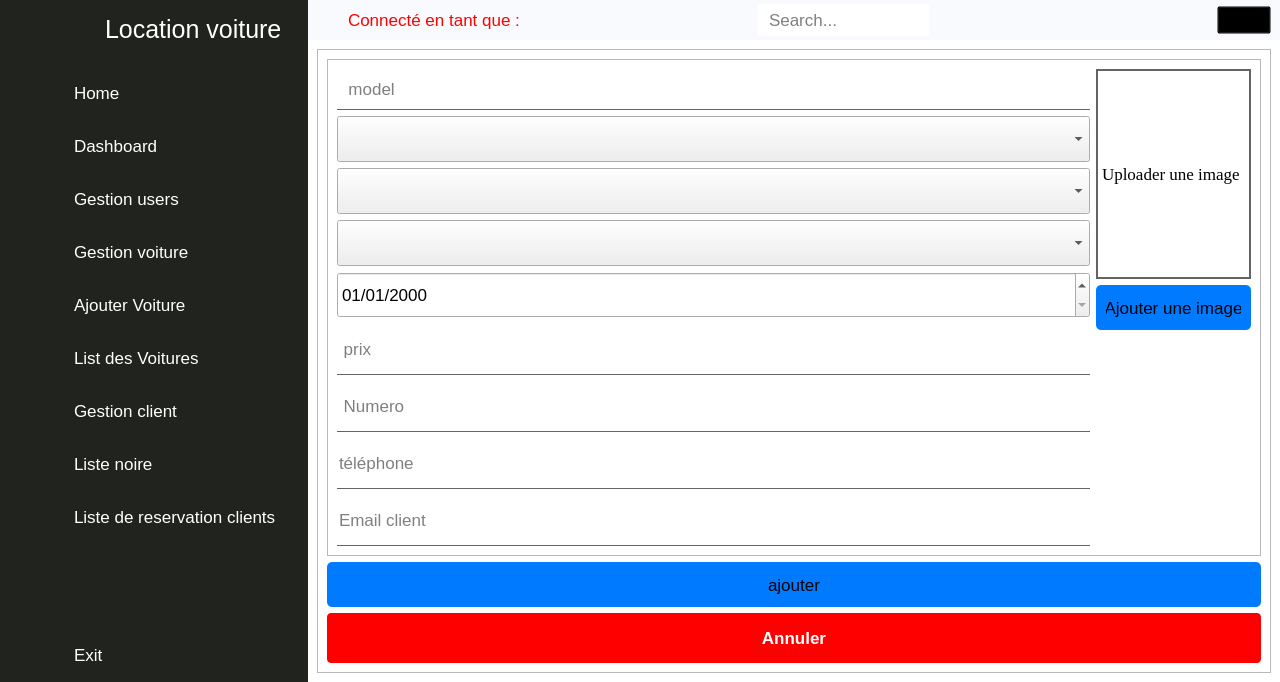
Old version of the form main_ui.ui in the repository walidhabbach/Car-Rental-Desktop-app.
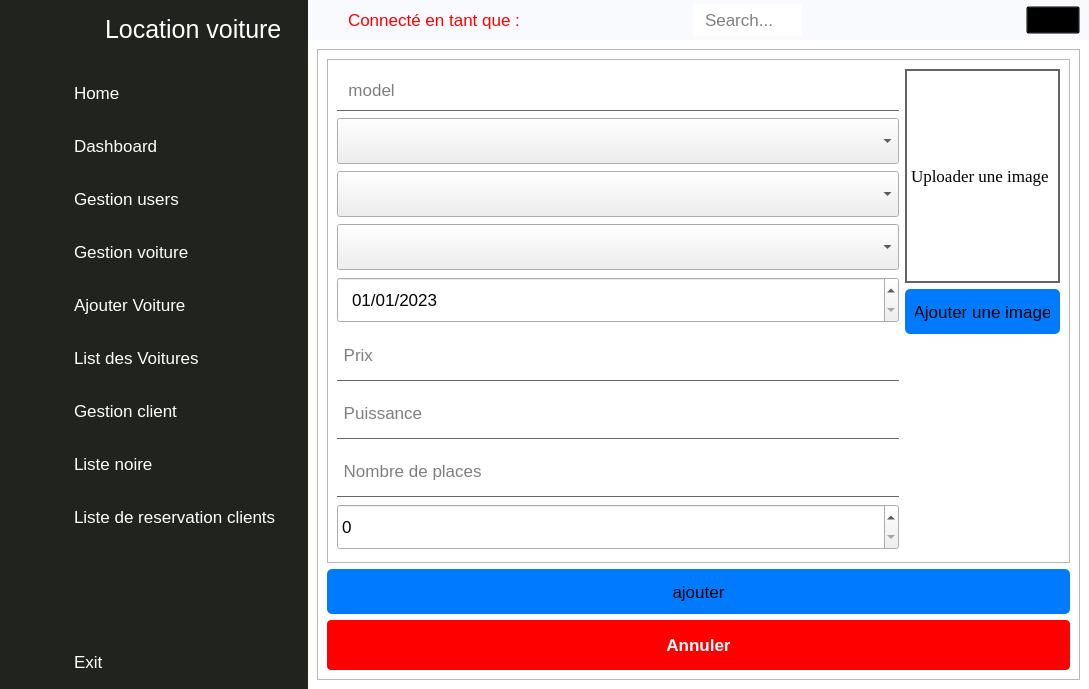
New version of the form. The open tabs and pages were chosen to show the change. Icons and pictures are not drawn.

What changed in the file:
```diff
--- a/main_ui.ui
+++ b/main_ui.ui
@@ -6,8 +6,8 @@
    <rect>
     <x>0</x>
     <y>0</y>
-    <width>1280</width>
-    <height>676</height>
+    <width>1089</width>
+    <height>689</height>
    </rect>
   </property>
   <property name="windowTitle">
@@ -779,7 +779,7 @@
        <item>
         <widget class="QStackedWidget" name="stackedWidget">
          <property name="currentIndex">
-          <number>4</number>
+          <number>8</number>
          </property>
          <widget class="QWidget" name="home">
           <layout class="QGridLayout" name="gridLayout_2">
@@ -963,39 +963,73 @@
                    </item>
                    <item row="0" column="0" rowspan="3">
                     <layout class="QGridLayout" name="gridLayout_30">
+                     <item row="7" column="0">
+                      <widget class="QLineEdit" name="seats">
+                       <property name="styleSheet">
+                        <string notr="true">height: 50px;
+border: 0;
+border-bottom: 1px solid rgb(100,100,100)</string>
+                       </property>
+                       <property name="placeholderText">
+                        <string> Nombre de places</string>
+                       </property>
+                      </widget>
+                     </item>
+                     <item row="8" column="0">
+                      <widget class="QSpinBox" name="doors">
+                       <property name="styleSheet">
+                        <string notr="true">height:40px;</string>
+                       </property>
+                       <property name="maximum">
+                        <number>12</number>
+                       </property>
+                      </widget>
+                     </item>
+                     <item row="4" column="0">
+                      <widget class="QDateEdit" name="production_date">
+                       <property name="styleSheet">
+                        <string notr="true">height:40px;
+padding-left:10px; </string>
+                       </property>
+                       <property name="dateTime">
+                        <datetime>
+                         <hour>0</hour>
+                         <minute>0</minute>
+                         <second>0</second>
+                         <year>2023</year>
+                         <month>1</month>
+                         <day>1</day>
+                        </datetime>
+                       </property>
+                       <property name="maximumDateTime">
+                        <datetime>
+                         <hour>23</hour>
+                         <minute>59</minute>
+                         <second>59</second>
+                         <year>9999</year>
+                         <month>12</month>
+                         <day>23</day>
+                        </datetime>
+                       </property>
+                       <property name="displayFormat">
+                        <string>dd/MM/yyyy</string>
+                       </property>
+                      </widget>
+                     </item>
                      <item row="5" column="0">
-                      <widget class="QLineEdit" name="cin_2">
+                      <widget class="QLineEdit" name="price">
                        <property name="styleSheet">
                         <string notr="true">height: 50px;
 border: 0;
 border-bottom: 1px solid rgb(100,100,100)</string>
                        </property>
                        <property name="placeholderText">
-                        <string> prix</string>
-                       </property>
-                      </widget>
-                     </item>
-                     <item row="1" column="0">
-                      <widget class="QComboBox" name="comboBoxBrand_1">
-                       <property name="styleSheet">
-                        <string notr="true">height: 40px; </string>
+                        <string> Prix</string>
                        </property>
                       </widget>
                      </item>
                      <item row="6" column="0">
-                      <widget class="QLineEdit" name="permis_2">
-                       <property name="styleSheet">
-                        <string notr="true">height: 50px;
-border: 0;
-border-bottom: 1px solid rgb(100,100,100)</string>
-                       </property>
-                       <property name="placeholderText">
-                        <string> Numero  </string>
-                       </property>
-                      </widget>
-                     </item>
-                     <item row="7" column="0">
-                      <widget class="QLineEdit" name="tel_2">
+                      <widget class="QLineEdit" name="power">
                        <property name="styleSheet">
                         <string notr="true">height: 50px;
 border: 0;
@@ -1005,19 +1039,7 @@
                         <string/>
                        </property>
                        <property name="placeholderText">
-                        <string>téléphone</string>
-                       </property>
-                      </widget>
-                     </item>
-                     <item row="8" column="0">
-                      <widget class="QLineEdit" name="email_2">
-                       <property name="styleSheet">
-                        <string notr="true">height: 50px;
-border: 0;
-border-bottom: 1px solid rgb(100,100,100)</string>
-                       </property>
-                       <property name="placeholderText">
-                        <string>Email client</string>
+                        <string> Puissance</string>
                        </property>
                       </widget>
                      </item>
@@ -1028,13 +1050,6 @@
                        </property>
                       </widget>
                      </item>
-                     <item row="2" column="0">
-                      <widget class="QComboBox" name="comboBoxFuel_1">
-                       <property name="styleSheet">
-                        <string notr="true">height: 40px; </string>
-                       </property>
-                      </widget>
-                     </item>
                      <item row="0" column="0">
                       <widget class="QLineEdit" name="model">
                        <property name="styleSheet">
@@ -1047,13 +1062,17 @@
                        </property>
                       </widget>
                      </item>
-                     <item row="4" column="0">
-                      <widget class="QDateEdit" name="production_date">
+                     <item row="1" column="0">
+                      <widget class="QComboBox" name="comboBoxBrand_1">
                        <property name="styleSheet">
-                        <string notr="true">height:40px</string>
+                        <string notr="true">height: 40px; </string>
                        </property>
-                       <property name="displayFormat">
-                        <string>dd/MM/yyyy</string>
+                      </widget>
+                     </item>
+                     <item row="2" column="0">
+                      <widget class="QComboBox" name="comboBoxFuel_1">
+                       <property name="styleSheet">
+                        <string notr="true">height: 40px; </string>
                        </property>
                       </widget>
                      </item>
@@ -1506,6 +1525,25 @@
                        </property>
                       </widget>
                      </item>
+                     <item>
+                      <widget class="QComboBox" name="comboBoxReservation">
+                       <property name="styleSheet">
+                        <string notr="true">height: 40px;</string>
+                       </property>
+                      </widget>
+                     </item>
+                     <item>
+                      <widget class="QPushButton" name="modifier_reser">
+                       <property name="styleSheet">
+                        <string notr="true">background-color: green;
+color: white;
+border: 0;height: 40px;</string>
+                       </property>
+                       <property name="text">
+                        <string>Modifier la reservation</string>
+                       </property>
+                      </widget>
+                     </item>
                      <item>
                       <widget class="QPushButton" name="supprimer_reser">
                        <property name="styleSheet">
```
